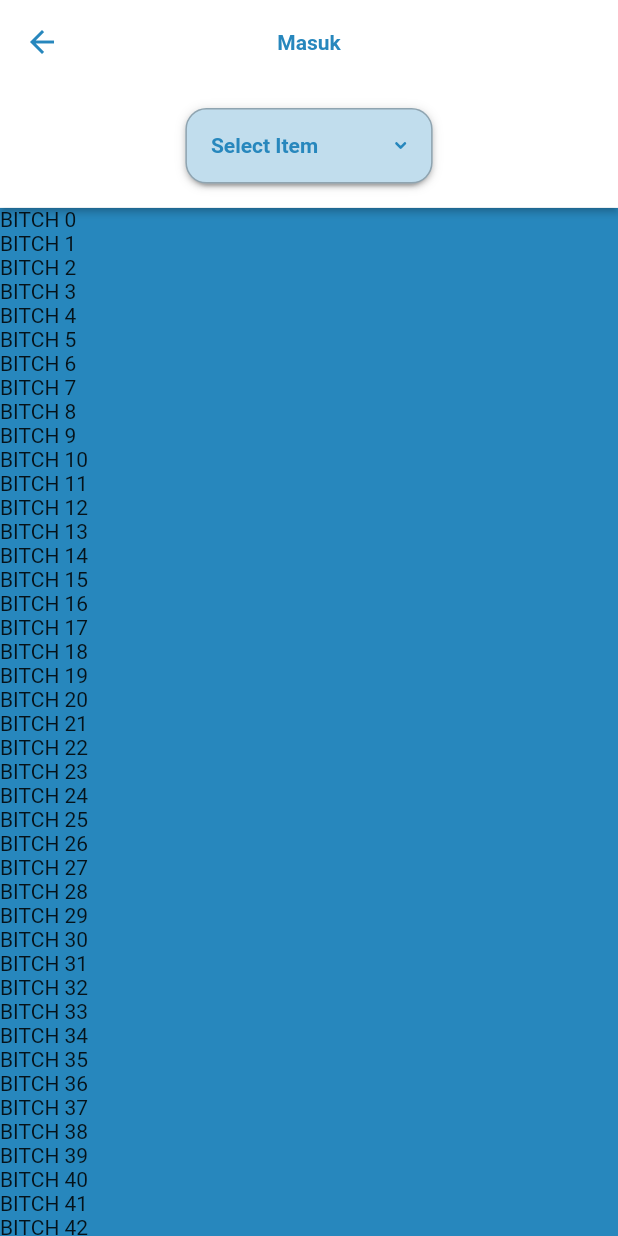
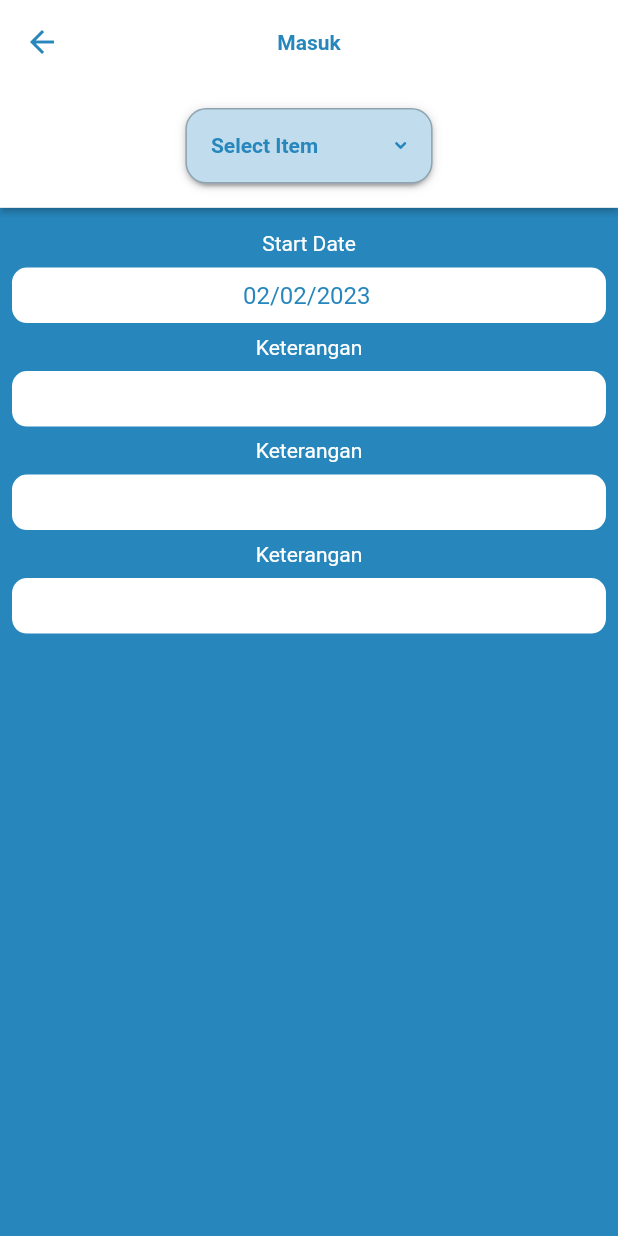
Before and after one commit to imaldi/app_keuangan, a Flutter app: the MasukScreen screen opened by its route, on a phone screen of 412 x 824 dp. Run offline on Flutter 3.47's test engine with Material 2 defaults, Android fonts, the phone set to English and light mode, and no system bars; drawn by our look-alikes of dropdown_button2; our stand-ins replace auto_route, bloc, dartz, equatable, flutter_svg, freezed_annotation and 2 more.

Commit message:
done untill date picker

```diff
--- a/lib/presentation/screens/masuk_screen.dart
+++ b/lib/presentation/screens/masuk_screen.dart
@@ -1,11 +1,15 @@
 import 'package:app_keuangan/core/media_query/media_query_helpers.dart';
 import 'package:app_keuangan/core/resources/const/numbers/sizes.dart';
 import 'package:app_keuangan/core/resources/const/path/svg_icon_path.dart';
+import 'package:app_keuangan/presentation/widgets/container/rounded_container.dart';
+import 'package:app_keuangan/presentation/widgets/text/custom_text.dart';
 import 'package:flutter/material.dart';
 import 'package:dropdown_button2/dropdown_button2.dart';
 import 'package:flutter_svg/flutter_svg.dart';
+import 'package:intl/intl.dart';
 
 import '../../core/resources/const/colors/colors.dart';
+import '../widgets/text_form_field/no_underline_text_form_field.dart';
 
 class MasukScreen extends StatefulWidget {
   const MasukScreen({Key? key}) : super(key: key);
@@ -26,36 +30,31 @@ class _MasukScreenState extends State<MasukScreen> {
     'Item8',
   ];
   String? selectedValue;
+  var tanggalController = TextEditingController(text: DateFormat("dd/MM/yyyy").format(DateTime.now()).toString());
   @override
   Widget build(BuildContext context) {
     return Scaffold(
-      appBar: AppBar(title: Text("Masuk"), elevation: 0,),
-      body: Stack(
+      appBar: AppBar(
+        title: Text("Masuk"),
+        elevation: 0,
+      ),
+      body: SingleChildScrollView(
+        child: Column(
           children: [
-
-          SingleChildScrollView(
-            child: Column(children: [
-              Container(height: orientedHeightScreen(context, portraitRatio: 0.1, landscapeRatio: 0.15),color: Colors.white,),
-
-              ListView.builder(
-                scrollDirection: Axis.vertical,
-                shrinkWrap: true,
-                itemCount: 100,
-                physics: const NeverScrollableScrollPhysics(),
-                itemBuilder: (c,i){
-                  return             Text("BITCH $i");
-                },
-              )
-            ],),
-          ),
             SizedBox(
               width: double.infinity,
               child: Material(
                   elevation: 2,
                   child: Container(
-                  padding: EdgeInsets.symmetric(vertical: sizeMedium,horizontal: orientedWidthScreen(context, portraitRatio: 0.3, landscapeRatio: 0.4)),
-                  height: orientedHeightScreen(context, portraitRatio: 0.1, landscapeRatio: 0.15),color: Colors.white,
-                child: DropdownButtonHideUnderline(child: DropdownButton2(
+                    padding: EdgeInsets.symmetric(
+                        vertical: sizeMedium,
+                        horizontal: orientedWidthScreen(context,
+                            portraitRatio: 0.3, landscapeRatio: 0.4)),
+                    height: orientedHeightScreen(context,
+                        portraitRatio: 0.1, landscapeRatio: 0.15),
+                    color: Colors.white,
+                    child: DropdownButtonHideUnderline(
+                      child: DropdownButton2(
                         isDense: true,
                         hint: Text(
                           'Select Item',
@@ -67,8 +66,7 @@ class _MasukScreenState extends State<MasukScreen> {
                           overflow: TextOverflow.ellipsis,
                         ),
                         items: items
-                      .map((item) =>
-                      DropdownMenuItem<String>(
+                            .map((item) => DropdownMenuItem<String>(
                                   value: item,
                                   child: Text(
                                     item,
@@ -91,7 +89,8 @@ class _MasukScreenState extends State<MasukScreen> {
                         iconSize: sizeMedium,
                         iconEnabledColor: primaryColor,
                         iconDisabledColor: Colors.grey,
-                  buttonPadding: const EdgeInsets.only(left: sizeMedium, right: sizeMedium),
+                        buttonPadding: const EdgeInsets.only(
+                            left: sizeMedium, right: sizeMedium),
                         buttonDecoration: BoxDecoration(
                           borderRadius: BorderRadius.circular(14),
                           border: Border.all(
@@ -114,10 +113,53 @@ class _MasukScreenState extends State<MasukScreen> {
                         scrollbarThickness: 6,
                         scrollbarAlwaysShow: true,
                         offset: const Offset(-20, 0),
-                ),),
+                      ),
+                    ),
                   )),
             ),
+            SizedBox(height: sizeMedium,),
+            const CustomText(
+              "Start Date",
+              color: Colors.white,
+            ),
+            RoundedContainer(
+                margin: const EdgeInsets.all(sizeNormal),
+                child: GestureDetector(
+                  onTap: () async {
+                    var newDate = await showDatePicker(context: context, initialDate: DateTime.now(), firstDate: DateTime(2000), lastDate: DateTime(2100));
+                    setState(() {
+                      tanggalController.text = DateFormat("dd/MM/yyyy").format(newDate ?? DateTime.now()).toString();
+                    });
+                  },child: NoUnderlineTextFormField(
+                    controller: tanggalController,
+                    enabled: false,
+                    textAlign: TextAlign.center,
+                    style: const TextStyle(color: primaryColor),
+                  ),
+                )),
+            const CustomText(
+              "Keterangan",
+              color: Colors.white,
+            ),
+            const RoundedContainer(
+                margin: const EdgeInsets.all(sizeNormal),
+                child: NoUnderlineTextFormField()),
+            const CustomText(
+              "Keterangan",
+              color: Colors.white,
+            ),
+            const RoundedContainer(
+                margin: const EdgeInsets.all(sizeNormal),
+                child: NoUnderlineTextFormField()),
+            const CustomText(
+              "Keterangan",
+              color: Colors.white,
+            ),
+            const RoundedContainer(
+                margin: const EdgeInsets.all(sizeNormal),
+                child: NoUnderlineTextFormField()),
           ],
+        ),
       ),
     );
   }
--- a/lib/presentation/widgets/container/home_screen_main_container.dart
+++ b/lib/presentation/widgets/container/home_screen_main_container.dart
@@ -28,7 +28,6 @@ class _HomeScreenMainContainerState extends State<HomeScreenMainContainer> {
   @override
   Widget build(BuildContext context) {
     return RoundedContainer(
-      sizeNormal,
       margin: const EdgeInsets.symmetric(horizontal: sizeNormal),
       boxDecoration: const BoxDecoration(color: Colors.white),
       clipBehavior: Clip.antiAlias,
@@ -274,7 +273,6 @@ class _HomeScreenMainContainerState extends State<HomeScreenMainContainer> {
                                       children: [
                                         Expanded(
                                           child: RoundedContainer(
-                                            sizeNormal,
                                             margin: const EdgeInsets.symmetric(horizontal: sizeMedium,vertical: sizeNormal),
                                             boxDecoration: BoxDecoration(color: Colors.white,),
                                             child: Row(
--- a/lib/presentation/widgets/container/rounded_container.dart
+++ b/lib/presentation/widgets/container/rounded_container.dart
@@ -4,8 +4,9 @@ import '../../../core/resources/const/numbers/sizes.dart';
 
 class RoundedContainer extends StatefulWidget {
   const RoundedContainer(
-    this.borderRadius, {
-    required this.child,
+    {
+      this.borderRadius = 10,
+      required this.child,
     this.boxDecoration = const BoxDecoration(color: Colors.white),
     Key? key,
     this.padding,
--- /dev/null
+++ b/lib/presentation/widgets/text_form_field/no_underline_text_form_field.dart
@@ -0,0 +1,47 @@
+import 'package:flutter/material.dart';
+
+class NoUnderlineTextFormField extends StatelessWidget {
+  const NoUnderlineTextFormField({
+    this.onTap,
+    this.decoration = const InputDecoration(),
+    this.obscureText = false,
+    this.enabled = true,
+    this.controller,
+    Key? key,
+    this.keyboardType,
+    this.onChanged,
+    this.onEditingComplete,
+    this.textAlign,
+    this.style,
+  }) : super(key: key);
+  final Function()? onTap;
+  final InputDecoration decoration;
+  final bool obscureText;
+  final bool enabled;
+  final TextEditingController? controller;
+  final TextInputType? keyboardType;
+  final Function(String)? onChanged;
+  final Function()? onEditingComplete;
+  final TextAlign? textAlign;
+  final TextStyle? style;
+
+  @override
+  Widget build(BuildContext context) {
+    return TextFormField(
+      enabled: enabled,
+      style: style,
+      controller: controller,
+      textAlign: textAlign ?? TextAlign.start,
+      onTap: onTap,
+      obscureText: obscureText,
+      keyboardType: keyboardType,
+      decoration: decoration.copyWith(
+        focusedBorder: InputBorder.none,
+        enabledBorder: InputBorder.none,
+        disabledBorder: InputBorder.none,
+      ),
+      onChanged: onChanged,
+      onEditingComplete: onEditingComplete,
+    );
+  }
+}
```
Lines whose indentation alone changed are shown as unchanged.
